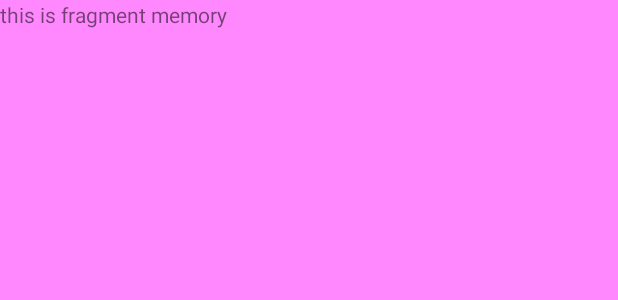
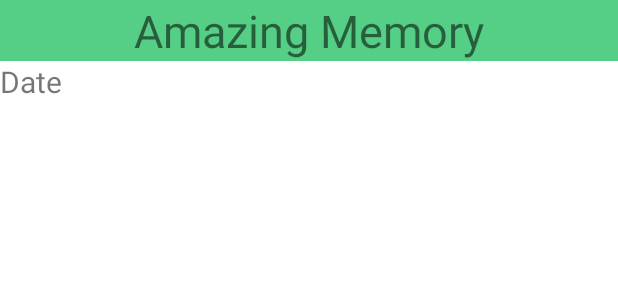
Before and after one commit to fit-hcmus-k21/gallery, an Android app: the layout fragment_memory.xml on its own in the app's theme, with its tools: preview values and no code run, on a phone screen of 412 x 824 dp. Shown: the top 300 px of the screen. Run offline under Robolectric (Android 15) with nearby library versions, the phone set to English and light mode, and no system bars.

Commit message:
add memory remind func

```diff
--- a/app/src/main/res/layout/fragment_memory.xml
+++ b/app/src/main/res/layout/fragment_memory.xml
@@ -1,15 +1,36 @@
 <?xml version="1.0" encoding="utf-8"?>
-<FrameLayout xmlns:android="http://schemas.android.com/apk/res/android"
+<LinearLayout xmlns:android="http://schemas.android.com/apk/res/android"
     xmlns:tools="http://schemas.android.com/tools"
     android:layout_width="match_parent"
     android:layout_height="match_parent"
+    android:orientation="vertical"
     tools:context=".ui.main.fragment.MemoryFragment"
-    android:background="#ffff88ff">
+    >
 
     <!-- TODO: Update blank fragment layout -->
     <TextView
         android:layout_width="match_parent"
-        android:layout_height="match_parent"
-        android:text="this is fragment memory" />
+        android:layout_height="wrap_content"
+        android:textSize="30dp"
+        android:textAlignment="center"
+        android:background="@color/colorAccent"
+        android:text="Amazing Memory" />
 
-</FrameLayout>
+    <TextView
+        android:id="@+id/dateMemory"
+        android:layout_width="match_parent"
+        android:layout_height="wrap_content"
+        android:textSize="20dp"
+        android:text="Date"
+        />
+
+    <androidx.recyclerview.widget.RecyclerView
+
+        android:id="@+id/recycleMemoryImg"
+        android:layout_marginStart="10dp"
+        android:layout_marginBottom="10dp"
+        android:layout_width="match_parent"
+        android:layout_height="wrap_content"/>
+
+
+</LinearLayout>
```
Also changed, not shown: app/src/main/java/com/example/gallery/ui/main/fragment/MemoryFragment.java (+109 -0 lines).
